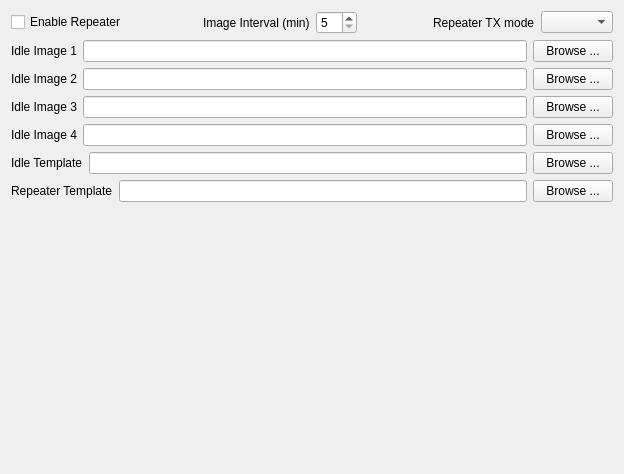
The window that qsstv/config/repeaterconfig.ui (xdsopl/qsstv) describes before a commit, drawn with Qt 5.
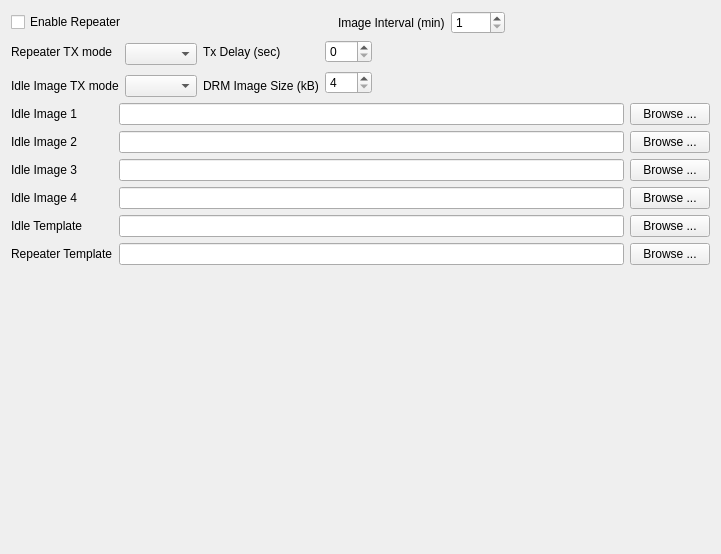
The same window after the commit.

Patch:
```diff
--- a/qsstv/config/repeaterconfig.ui
+++ b/qsstv/config/repeaterconfig.ui
@@ -6,8 +6,8 @@
    <rect>
     <x>0</x>
     <y>0</y>
-    <width>624</width>
-    <height>474</height>
+    <width>721</width>
+    <height>554</height>
    </rect>
   </property>
   <property name="windowTitle">
@@ -69,7 +69,10 @@
        <item>
         <widget class="QSpinBox" name="imageIntervalSpinBox">
          <property name="minimum">
-          <number>5</number>
+          <number>1</number>
+         </property>
+         <property name="maximum">
+          <number>1440</number>
          </property>
         </widget>
        </item>
@@ -91,24 +94,13 @@
        </property>
       </spacer>
      </item>
+    </layout>
+   </item>
+   <item>
+    <layout class="QHBoxLayout" name="horizontalLayout_2">
      <item>
-      <layout class="QHBoxLayout" name="_4">
-       <property name="spacing">
-        <number>6</number>
-       </property>
-       <property name="leftMargin">
-        <number>0</number>
-       </property>
-       <property name="topMargin">
-        <number>0</number>
-       </property>
-       <property name="rightMargin">
-        <number>0</number>
-       </property>
-       <property name="bottomMargin">
-        <number>0</number>
-       </property>
-       <item>
+      <layout class="QGridLayout" name="gridLayout">
+       <item row="0" column="0">
         <widget class="QLabel" name="repeaterTxModeLabel">
          <property name="text">
           <string>Repeater TX mode</string>
@@ -118,31 +110,72 @@
          </property>
         </widget>
        </item>
-       <item>
+       <item row="0" column="1" rowspan="2">
         <widget class="QComboBox" name="repeaterTxModeComboBox"/>
        </item>
+       <item row="0" column="2">
+        <widget class="QLabel" name="label">
+         <property name="text">
+          <string>Tx Delay (sec)</string>
+         </property>
+        </widget>
+       </item>
+       <item row="0" column="3">
+        <widget class="QSpinBox" name="txDelaySpinBox"/>
+       </item>
+       <item row="1" column="3" rowspan="2">
+        <widget class="QSpinBox" name="txDRMImageSizeSpinBox">
+         <property name="minimum">
+          <number>4</number>
+         </property>
+         <property name="maximum">
+          <number>100</number>
+         </property>
+        </widget>
+       </item>
+       <item row="2" column="0">
+        <widget class="QLabel" name="repeaterTxModeLabel_2">
+         <property name="text">
+          <string>Idle Image TX mode</string>
+         </property>
+         <property name="wordWrap">
+          <bool>false</bool>
+         </property>
+        </widget>
+       </item>
+       <item row="2" column="1">
+        <widget class="QComboBox" name="repeaterIdleTxModeComboBox"/>
+       </item>
+       <item row="2" column="2">
+        <widget class="QLabel" name="trxDRMImageSizeLabel">
+         <property name="text">
+          <string>DRM Image Size (kB)</string>
+         </property>
+        </widget>
+       </item>
       </layout>
      </item>
+     <item>
+      <spacer name="spacer_2">
+       <property name="orientation">
+        <enum>Qt::Horizontal</enum>
+       </property>
+       <property name="sizeType">
+        <enum>QSizePolicy::Expanding</enum>
+       </property>
+       <property name="sizeHint" stdset="0">
+        <size>
+         <width>60</width>
+         <height>20</height>
+        </size>
+       </property>
+      </spacer>
+     </item>
     </layout>
    </item>
    <item>
-    <layout class="QHBoxLayout" name="_6">
-     <property name="spacing">
-      <number>6</number>
-     </property>
-     <property name="leftMargin">
-      <number>0</number>
-     </property>
-     <property name="topMargin">
-      <number>0</number>
-     </property>
-     <property name="rightMargin">
-      <number>0</number>
-     </property>
-     <property name="bottomMargin">
-      <number>0</number>
-     </property>
-     <item>
+    <layout class="QGridLayout" name="gridLayout_2">
+     <item row="0" column="0">
       <widget class="QLabel" name="rep1Label">
        <property name="text">
         <string>Idle Image 1</string>
@@ -152,14 +185,14 @@
        </property>
       </widget>
      </item>
-     <item>
+     <item row="0" column="1">
       <widget class="QLineEdit" name="repeaterImage1LineEdit">
        <property name="modified">
         <bool>false</bool>
        </property>
       </widget>
      </item>
-     <item>
+     <item row="0" column="2">
       <widget class="QPushButton" name="rp1BrowseButton">
        <property name="sizePolicy">
         <sizepolicy hsizetype="Fixed" vsizetype="Fixed">
@@ -172,26 +205,7 @@
        </property>
       </widget>
      </item>
-    </layout>
-   </item>
-   <item>
-    <layout class="QHBoxLayout" name="_5">
-     <property name="spacing">
-      <number>6</number>
-     </property>
-     <property name="leftMargin">
-      <number>0</number>
-     </property>
-     <property name="topMargin">
-      <number>0</number>
-     </property>
-     <property name="rightMargin">
-      <number>0</number>
-     </property>
-     <property name="bottomMargin">
-      <number>0</number>
-     </property>
-     <item>
+     <item row="1" column="0">
       <widget class="QLabel" name="rp2Label">
        <property name="text">
         <string>Idle Image 2</string>
@@ -201,14 +215,14 @@
        </property>
       </widget>
      </item>
-     <item>
+     <item row="1" column="1">
       <widget class="QLineEdit" name="repeaterImage2LineEdit">
        <property name="modified">
         <bool>false</bool>
        </property>
       </widget>
      </item>
-     <item>
+     <item row="1" column="2">
       <widget class="QPushButton" name="rp2BrowseButton">
        <property name="sizePolicy">
         <sizepolicy hsizetype="Fixed" vsizetype="Fixed">
@@ -221,26 +235,7 @@
        </property>
       </widget>
      </item>
-    </layout>
-   </item>
-   <item>
-    <layout class="QHBoxLayout" name="_7">
-     <property name="spacing">
-      <number>6</number>
-     </property>
-     <property name="leftMargin">
-      <number>0</number>
-     </property>
-     <property name="topMargin">
-      <number>0</number>
-     </property>
-     <property name="rightMargin">
-      <number>0</number>
-     </property>
-     <property name="bottomMargin">
-      <number>0</number>
-     </property>
-     <item>
+     <item row="2" column="0">
       <widget class="QLabel" name="rp3Label">
        <property name="text">
         <string>Idle Image 3</string>
@@ -250,14 +245,14 @@
        </property>
       </widget>
      </item>
-     <item>
+     <item row="2" column="1">
       <widget class="QLineEdit" name="repeaterImage3LineEdit">
        <property name="modified">
         <bool>false</bool>
        </property>
       </widget>
      </item>
-     <item>
+     <item row="2" column="2">
       <widget class="QPushButton" name="rp3BrowseButton">
        <property name="sizePolicy">
         <sizepolicy hsizetype="Fixed" vsizetype="Fixed">
@@ -270,26 +265,7 @@
        </property>
       </widget>
      </item>
-    </layout>
-   </item>
-   <item>
-    <layout class="QHBoxLayout">
-     <property name="spacing">
-      <number>6</number>
-     </property>
-     <property name="leftMargin">
-      <number>0</number>
-     </property>
-     <property name="topMargin">
-      <number>0</number>
-     </property>
-     <property name="rightMargin">
-      <number>0</number>
-     </property>
-     <property name="bottomMargin">
-      <number>0</number>
-     </property>
-     <item>
+     <item row="3" column="0">
       <widget class="QLabel" name="rp4Label">
        <property name="text">
         <string>Idle Image 4</string>
@@ -299,14 +275,14 @@
        </property>
       </widget>
      </item>
-     <item>
+     <item row="3" column="1">
       <widget class="QLineEdit" name="repeaterImage4LineEdit">
        <property name="modified">
         <bool>false</bool>
        </property>
       </widget>
      </item>
-     <item>
+     <item row="3" column="2">
       <widget class="QPushButton" name="rp4BrowseButton">
        <property name="sizePolicy">
         <sizepolicy hsizetype="Fixed" vsizetype="Fixed">
@@ -319,11 +295,7 @@
        </property>
       </widget>
      </item>
-    </layout>
-   </item>
-   <item>
-    <layout class="QHBoxLayout" name="horizontalLayout_6">
-     <item>
+     <item row="4" column="0">
       <widget class="QLabel" name="Label">
        <property name="text">
         <string>Idle Template</string>
@@ -333,11 +305,11 @@
        </property>
       </widget>
      </item>
-     <item>
-      <widget class="QLineEdit" name="idleTemplateLineEdit"/>
+     <item row="4" column="1">
+      <widget class="QLineEdit" name="repeaterIdleTemplateLineEdit"/>
      </item>
-     <item>
-      <widget class="QPushButton" name="idleTemplateBrowseButton">
+     <item row="4" column="2">
+      <widget class="QPushButton" name="repeaterIdleTemplateBrowseButton">
        <property name="sizePolicy">
         <sizepolicy hsizetype="Fixed" vsizetype="Fixed">
          <horstretch>0</horstretch>
@@ -349,11 +321,7 @@
        </property>
       </widget>
      </item>
-    </layout>
-   </item>
-   <item>
-    <layout class="QHBoxLayout" name="horizontalLayout_7">
-     <item>
+     <item row="5" column="0">
       <widget class="QLabel" name="ackLabel">
        <property name="text">
         <string>Repeater Template</string>
@@ -363,10 +331,10 @@
        </property>
       </widget>
      </item>
-     <item>
+     <item row="5" column="1">
       <widget class="QLineEdit" name="repeaterTemplateLineEdit"/>
      </item>
-     <item>
+     <item row="5" column="2">
       <widget class="QPushButton" name="repeaterTemplateBrowseButton">
        <property name="sizePolicy">
         <sizepolicy hsizetype="Fixed" vsizetype="Fixed">
```
Left out of the diff: 4 changed lines with no effect on the pictures.
